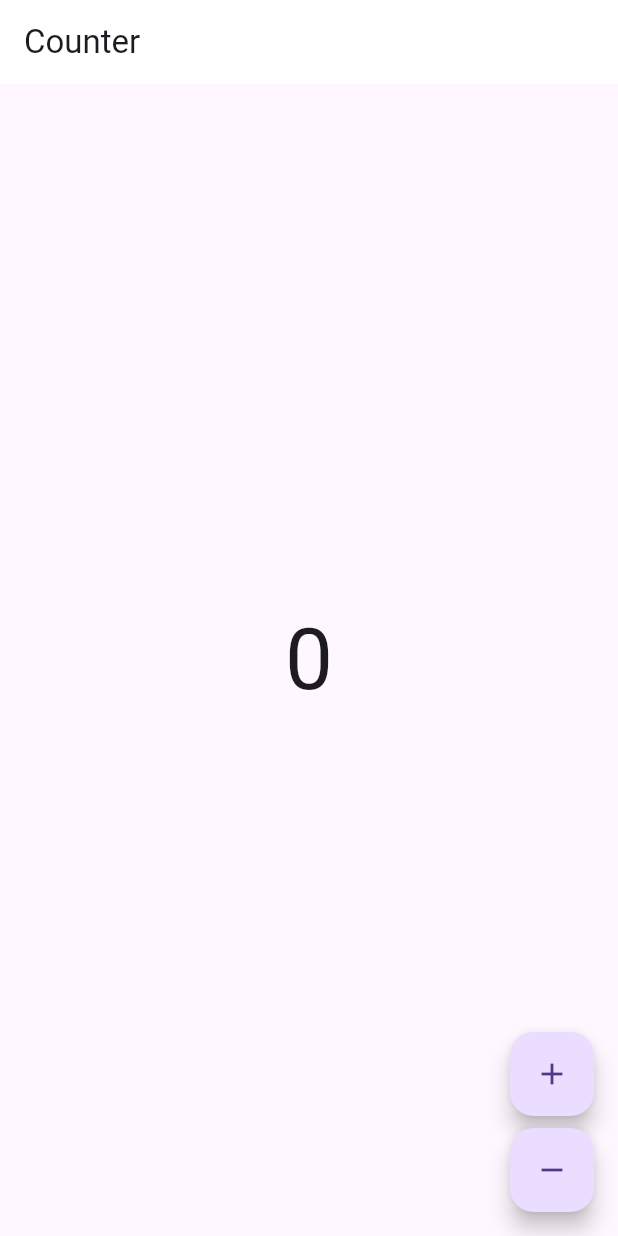
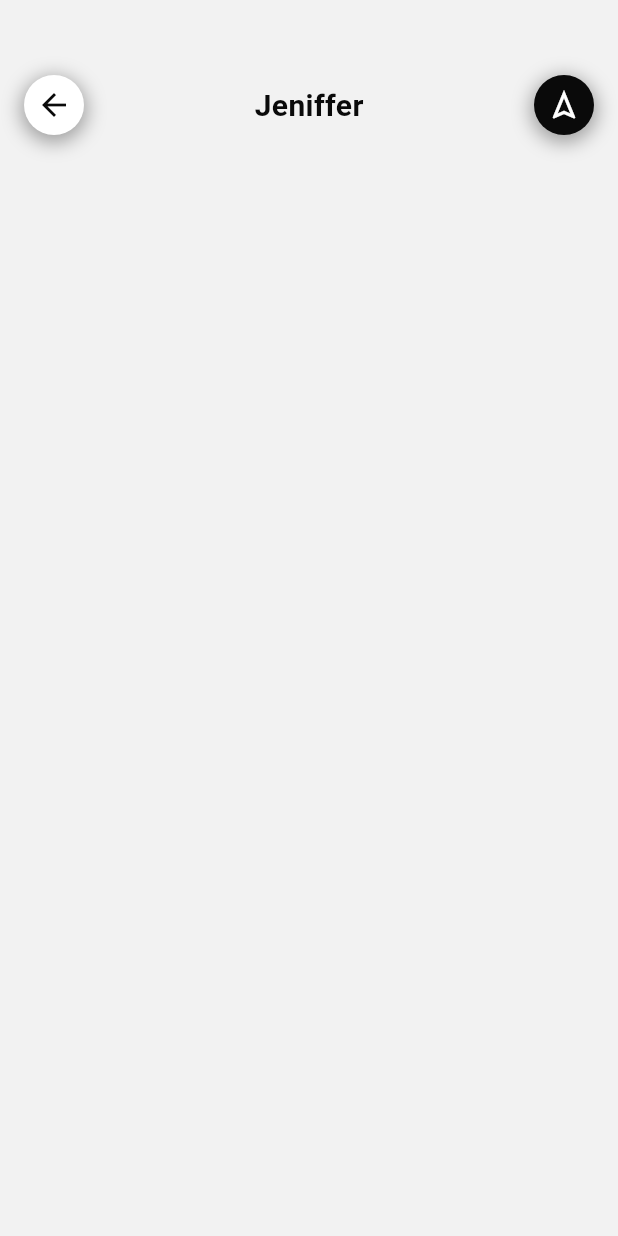
Before and after one commit to Nashkim254/onspace, a Flutter app: the screen it shows after launch, on a phone screen of 412 x 824 dp. Run offline on Flutter 3.47's test engine with Material 2 defaults, Android fonts, the phone set to English and light mode, and no system bars; our stand-ins replace bloc; generated files the repository leaves out were written again; Roboto replaces fonts that are missing (SplineSans).

Commit message:
fonts and constants

```diff
--- a/lib/app/view/app.dart
+++ b/lib/app/view/app.dart
@@ -1,6 +1,6 @@
 import 'package:flutter/material.dart';
-import 'package:onspace/counter/counter.dart';
 import 'package:onspace/l10n/l10n.dart';
+import 'package:onspace/location/counter.dart';
 
 class App extends StatelessWidget {
   const App({super.key});
@@ -16,7 +16,7 @@ class App extends StatelessWidget {
       ),
       localizationsDelegates: AppLocalizations.localizationsDelegates,
       supportedLocales: AppLocalizations.supportedLocales,
-      home: const CounterPage(),
+      home: const LocationProfile(),
     );
   }
 }
--- /dev/null
+++ b/lib/constants/colors.dart
@@ -0,0 +1,9 @@
+import 'package:flutter/material.dart';
+
+abstract class AppColors {
+  static const Color primaryColor = Color(0XFFF2F2F2);
+  static const Color whiteColor = Color(0XFFFFFFFF);
+  static const Color secondaryColor = Color(0XFFADFF2F);
+  static const Color blackColor = Color(0XFF0A0A0A);
+  static const Color shadowColor = Color(0XFF9e9e9e);
+}
--- /dev/null
+++ b/lib/constants/constants.dart
@@ -0,0 +1,3 @@
+export 'colors.dart';
+export 'spaces.dart';
+export 'text_styles.dart';
--- /dev/null
+++ b/lib/constants/spaces.dart
@@ -0,0 +1,29 @@
+const space2 = 2.0;
+const space4 = 4.0;
+const space5 = 5.0;
+const space8 = 8.0;
+const space10 = 10.0;
+const space12 = 12.0;
+const space14 = 14.0;
+const space15 = 15.0;
+const space16 = 16.0;
+const space18 = 18.0;
+const space20 = 20.0;
+const space22 = 22.0;
+const space24 = 24.0;
+const space25 = 25.0;
+const space28 = 28.0;
+const space30 = 30.0;
+const space32 = 32.0;
+const space35 = 35.0;
+const space40 = 40.0;
+const space44 = 44.0;
+const space48 = 48.0;
+const space50 = 50.0;
+const space57 = 57.0;
+const space60 = 60.0;
+const space65 = 65.0;
+const space70 = 70.0;
+const space80 = 80.0;
+const space90 = 90.0;
+const space100 = 100.0;
--- /dev/null
+++ b/lib/constants/text_styles.dart
@@ -0,0 +1,12 @@
+import 'package:flutter/material.dart';
+import 'package:onspace/constants/constants.dart';
+
+abstract class ThemeText {
+  static const TextStyle blackTextTheme = TextStyle(
+    fontFamily: 'SplineSans',
+    color: AppColors.blackColor,
+    fontSize: 16,
+    height: 1.5,
+    fontWeight: FontWeight.w700,
+  );
+}
--- a/lib/counter/counter.dart
+++ /dev/null
@@ -1,2 +0,0 @@
-export 'cubit/counter_cubit.dart';
-export 'view/counter_page.dart';
--- a/lib/counter/view/counter_page.dart
+++ /dev/null
@@ -1,55 +0,0 @@
-import 'package:flutter/material.dart';
-import 'package:flutter_bloc/flutter_bloc.dart';
-import 'package:onspace/counter/counter.dart';
-import 'package:onspace/l10n/l10n.dart';
-
-class CounterPage extends StatelessWidget {
-  const CounterPage({super.key});
-
-  @override
-  Widget build(BuildContext context) {
-    return BlocProvider(
-      create: (_) => CounterCubit(),
-      child: const CounterView(),
-    );
-  }
-}
-
-class CounterView extends StatelessWidget {
-  const CounterView({super.key});
-
-  @override
-  Widget build(BuildContext context) {
-    final l10n = context.l10n;
-    return Scaffold(
-      appBar: AppBar(title: Text(l10n.counterAppBarTitle)),
-      body: const Center(child: CounterText()),
-      floatingActionButton: Column(
-        mainAxisAlignment: MainAxisAlignment.end,
-        crossAxisAlignment: CrossAxisAlignment.end,
-        children: [
-          FloatingActionButton(
-            onPressed: () => context.read<CounterCubit>().increment(),
-            child: const Icon(Icons.add),
-          ),
-          const SizedBox(height: 8),
-          FloatingActionButton(
-            onPressed: () => context.read<CounterCubit>().decrement(),
-            child: const Icon(Icons.remove),
-          ),
-        ],
-      ),
-    );
-  }
-}
-
-class CounterText extends StatelessWidget {
-  const CounterText({super.key});
-
-  @override
-  Widget build(BuildContext context) {
-    final theme = Theme.of(context);
-    final count = context.select((CounterCubit cubit) => cubit.state);
-    return Text('$count', style: theme.textTheme.displayLarge);
-  }
-}
--- /dev/null
+++ b/lib/location/counter.dart
@@ -0,0 +1,2 @@
+export 'cubit/location.dart';
+export 'view/location.dart';
--- a/lib/counter/cubit/counter_cubit.dart
+++ b/lib/location/cubit/location.dart
@@ -1,7 +1,7 @@
 import 'package:bloc/bloc.dart';
 
-class CounterCubit extends Cubit<int> {
-  CounterCubit() : super(0);
+class LocationCubit extends Cubit<int> {
+  LocationCubit() : super(0);
 
   void increment() => emit(state + 1);
   void decrement() => emit(state - 1);
--- /dev/null
+++ b/lib/location/view/location.dart
@@ -0,0 +1,84 @@
+import 'package:flutter/material.dart';
+import 'package:onspace/constants/constants.dart';
+
+class LocationProfile extends StatelessWidget {
+  const LocationProfile({super.key});
+
+  @override
+  Widget build(BuildContext context) {
+    return SafeArea(
+      child: Scaffold(
+        backgroundColor: AppColors.primaryColor,
+        body: SingleChildScrollView(
+          child: Padding(
+            padding: const EdgeInsets.symmetric(
+              horizontal: space16,
+              vertical: space50,
+            ),
+            child: Column(
+              crossAxisAlignment: CrossAxisAlignment.start,
+              children: [
+                Row(
+                  mainAxisAlignment: MainAxisAlignment.spaceBetween,
+                  children: [
+                    Container(
+                      height: space40,
+                      width: space40,
+                      decoration: const BoxDecoration(
+                        shape: BoxShape.circle,
+                        color: AppColors.whiteColor,
+                        boxShadow: [
+                          BoxShadow(
+                            color: AppColors.shadowColor,
+                            blurRadius: 10,
+                            spreadRadius: 2,
+                            offset: Offset(0, 3),
+                          ),
+                        ],
+                      ),
+                      child: Center(
+                        child: Icon(
+                          Icons.adaptive.arrow_back,
+                          color: AppColors.blackColor,
+                        ),
+                      ),
+                    ),
+                    Text(
+                      'Jeniffer',
+                      style: ThemeText.blackTextTheme.copyWith(
+                        fontSize: space20,
+                      ),
+                    ),
+                      Container(
+                      height: space40,
+                      width: space40,
+                      decoration: const BoxDecoration(
+                        shape: BoxShape.circle,
+                        color: AppColors.blackColor,
+                        boxShadow: [
+                          BoxShadow(
+                            color: AppColors.shadowColor,
+                            blurRadius: 10,
+                            spreadRadius: 2,
+                            offset: Offset(0, 3),
+                          ),
+                        ],
+                      ),
+                      child: const Center(
+                        child: Icon(
+                          Icons.navigation_outlined,
+                          color: AppColors.whiteColor,
+                        ),
+                      ),
+                    ),
+                  ],
+                ),
+
+              ],
+            ),
+          ),
+        ),
+      ),
+    );
+  }
+}
```
Also changed, not shown: pubspec.yaml (+14 -0 lines), fonts/SplineSans-Bold.ttf (added), fonts/SplineSans-Light.ttf (added), fonts/SplineSans-Medium.ttf (added), fonts/SplineSans-Regular.ttf (added), fonts/SplineSans-SemiBold.ttf (added), 3 other files.
